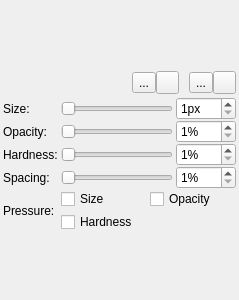
The window that src/client/ui/erasersettings.ui (drawpile/Drawpile) describes before a commit, drawn with Qt 5.
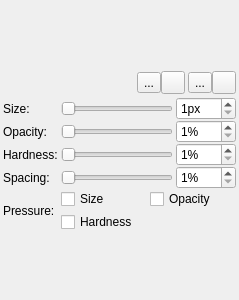
The same window after the commit. Icons and pictures are not drawn. Custom widgets are drawn as their Qt base class.

What changed in the file:
```diff
--- a/src/client/ui/erasersettings.ui
+++ b/src/client/ui/erasersettings.ui
@@ -51,7 +51,7 @@
    <item>
     <layout class="QHBoxLayout">
      <property name="spacing">
-      <number>10</number>
+      <number>3</number>
      </property>
      <item>
       <spacer>
```
